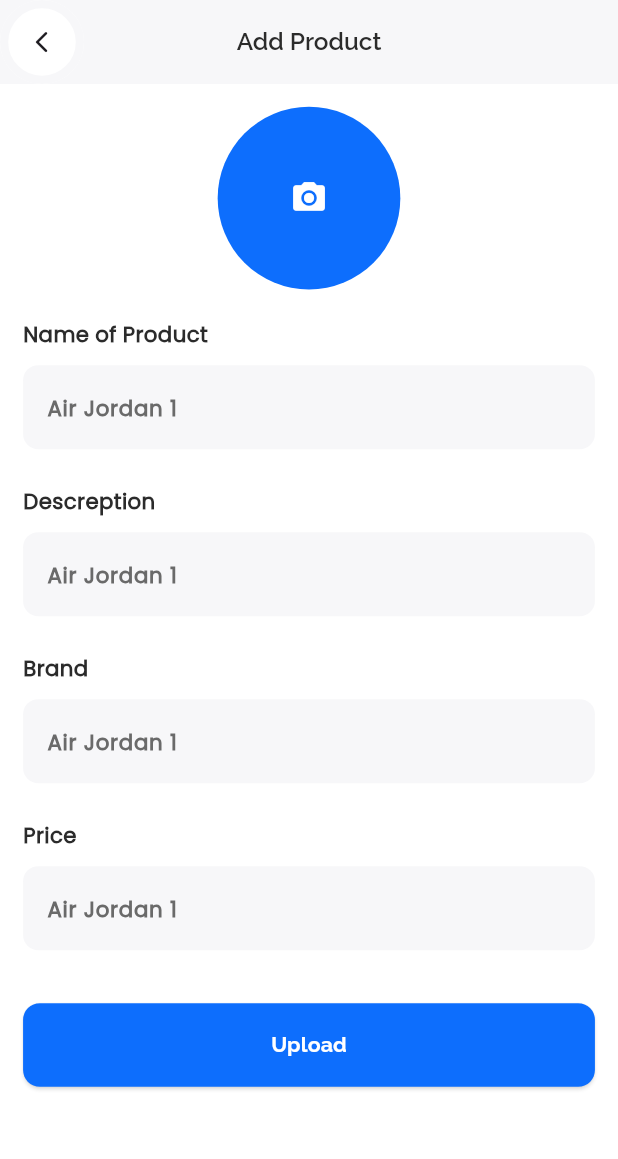
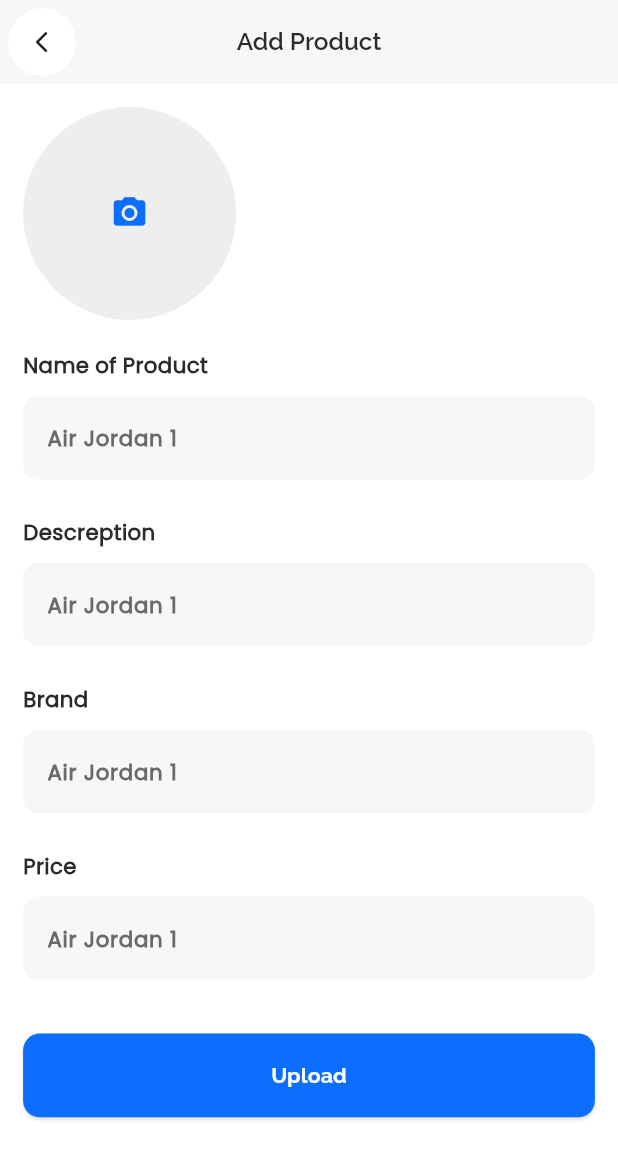
Before and after one commit to mostafa1255/Nike_Vendors_App, a Flutter app: the AddProductScreen screen opened directly, on a phone screen of 412 x 824 dp. Shown: the top 1159 px of the screen. Run offline on Flutter 3.47's test engine with Material 3 defaults, Android fonts, the phone set to English and light mode, and no system bars; our stand-ins replace auto_size_text, bloc, cloud_firestore, dartz, firebase_auth, firebase_core and 7 more; accounts and stored records are empty.

Commit message:
create Product Cubit and custom the bottom Sheet for take Image

```diff
--- a/lib/app/core/constants.dart
+++ b/lib/app/core/constants.dart
@@ -2,5 +2,6 @@
   static const String relwayFamily = "Raleway";
   static const String popinsFamily = "Poppins";
   static const String alfaSlabOne = "AlfaSlabOne";
-  static String? imageUrl;
+  static String? vendorImageUrl;
+  static String? productImageUrl;
 }
--- /dev/null
+++ b/lib/app/data/Cubits/product_Cubit/product_state.dart
@@ -0,0 +1,40 @@
+part of 'product_cubit.dart';
+
+@immutable
+sealed class ProductState {}
+
+final class ProductInitial extends ProductState {}
+
+class UserInfoUploadedLoading extends ProductState {}
+
+class UserInfoUploadedSuccsess extends ProductState {}
+
+class UserInfoUploadedFaliure extends ProductState {
+  final String errMessage;
+
+  UserInfoUploadedFaliure({required this.errMessage});
+}
+
+class ImageSelectedSuccsess extends ProductState {}
+
+class ImageSelectedFaliure extends ProductState {
+  final String errMessage;
+
+  ImageSelectedFaliure({required this.errMessage});
+}
+
+class ImageSelectedLoading extends ProductState {}
+
+class ImageUploadedLoading extends ProductState {}
+
+class ImageUploadedSuccsess extends ProductState {
+  final String imageUrl;
+
+  ImageUploadedSuccsess({required this.imageUrl});
+}
+
+class ImageUploadedFaliure extends ProductState {
+  final String errMessage;
+
+  ImageUploadedFaliure({required this.errMessage});
+}
--- a/lib/app/router/app_router.dart
+++ b/lib/app/router/app_router.dart
@@ -27,7 +27,7 @@
     routes: [
       GoRoute(
         path: initial,
-        builder: (context, state) => HomeScreen(),
+        builder: (context, state) => AddProductScreen(),
       ),
       /*  GoRoute(
         path: pageview,
--- a/lib/app/views/screens/Add_Product_Screen/add_Product_Screen.dart
+++ b/lib/app/views/screens/Add_Product_Screen/add_Product_Screen.dart
@@ -1,4 +1,7 @@
 import 'package:flutter/material.dart';
+import 'package:nike_app_vendors/app/core/tools/reg_imp.dart';
+import 'package:nike_app_vendors/app/data/Cubits/product_Cubit/product_cubit.dart';
+import 'package:nike_app_vendors/app/data/repos/vendor_Repo/vendor_Repo_Impl.dart';
 import 'package:nike_app_vendors/app/views/widgets/customAppBar.dart';
 import 'widgets/AddProductScreenBody.dart';
 
@@ -15,7 +18,10 @@
         iconData: Icons.add,
         onPressed1: () {},
       ),
-      body: const AddProductScreenBody(),
+      body: BlocProvider(
+        create: (context) => ProductCubit(VendroRepoImpl()),
+        child: const AddProductScreenBody(),
+      ),
     );
   }
 }
--- a/lib/app/views/screens/Add_Product_Screen/widgets/AddProductScreenBody.dart
+++ b/lib/app/views/screens/Add_Product_Screen/widgets/AddProductScreenBody.dart
@@ -1,16 +1,22 @@
-import 'package:flutter/material.dart';
-import 'package:flutter_screenutil/flutter_screenutil.dart';
+import 'package:nike_app_vendors/app/core/Functions/changePhotoBottomSheet.dart';
 import 'package:nike_app_vendors/app/core/styles/App_Colors.dart';
+import 'package:nike_app_vendors/app/data/Cubits/product_Cubit/product_cubit.dart';
+import 'package:nike_app_vendors/app/views/screens/auth/register_screen/register_screen.dart';
 import 'package:nike_app_vendors/app/views/widgets/CustomTextFormField.dart';
 import 'package:nike_app_vendors/app/views/widgets/VsizedBox.dart';
 import 'package:nike_app_vendors/app/views/widgets/customMainButton.dart';
+import '../../../../core/Functions/Snack_Bar.dart';
+import '../../../../core/constants.dart';
 import '../../../../core/styles/text_Style.dart';
+import '../../../../core/tools/reg_imp.dart';
+import '../../auth/widgets/CustomCircleAvatarRegisterScreen.dart';
 
 class AddProductScreenBody extends StatelessWidget {
   const AddProductScreenBody({super.key});
 
   @override
   Widget build(BuildContext context) {
+    final pCubit = BlocProvider.of<ProductCubit>(context);
     return SafeArea(
         child: Padding(
       padding: EdgeInsets.only(top: 15.h, left: 14.w, right: 14.w),
@@ -18,18 +24,60 @@
           child: Column(
         crossAxisAlignment: CrossAxisAlignment.start,
         children: [
-          Center(
-            child: CircleAvatar(
-              radius: 60.r,
-              backgroundColor: AppColors.kPrimaryColor,
-              child: IconButton(
-                  onPressed: () {},
-                  icon: Icon(
-                    Icons.camera_alt,
-                    color: Colors.white,
-                    size: 25.sp,
+          BlocBuilder<ProductCubit, ProductState>(
+            builder: (context, state) {
+              if (state is ImageUploadedSuccsess) {
+                Constants.productImageUrl = state.imageUrl;
+                return CircleAvatar(
+                    radius: 70.r,
+                    backgroundColor: Colors.grey.shade300.withOpacity(0.55),
+                    backgroundImage: NetworkImage(state.imageUrl));
+              } else if (state is ImageUploadedLoading) {
+                return CircleAvatar(
+                  radius: 70.r,
+                  backgroundColor: Colors.grey.shade300.withOpacity(0.55),
+                  child: const Center(
+                      child: CircularProgressIndicator(
+                    color: AppColors.kPrimaryColor,
                   )),
-            ),
+                );
+              } else if (state is ImageUploadedFaliure) {
+                return CustomCircleAvatarRegisterScreen(
+                  onPressed: () {
+                    customsnackBar(context, state.errMessage, Colors.red);
+                    changePhotoBottomSheet(
+                      context: context,
+                      onPressed1: () => GoRouter.of(context).pop(),
+                      onPressed2: () async {
+                        await pCubit.getImageFromCameraAndUploadtoStorage();
+                        GoRouter.of(context).pop();
+                      },
+                      onPressed3: () async {
+                        await pCubit.getImageFromGalleryAndUploadtoStorage();
+                        GoRouter.of(context).pop();
+                      },
+                    );
+                  },
+                );
+              } else {
+                return CustomCircleAvatarRegisterScreen(
+                  onPressed: () {
+                    changePhotoBottomSheet(
+                      context: context,
+                      onPressed1: () => GoRouter.of(context).pop(),
+                      onPressed2: () async {
+                        await pCubit.getImageFromCameraAndUploadtoStorage();
+                        GoRouter.of(context).pop();
+                      },
+                      onPressed3: () async {
+                        await pCubit.getImageFromGalleryAndUploadtoStorage();
+                        GoRouter.of(context).pop();
+                      },
+                    );
+                  },
+                );
+              }
+            },
           ),
           const VsizedBox(height: 20),
           Text(
@@ -87,7 +135,11 @@
           CustomMainButton(
             color: AppColors.kPrimaryColor,
             txt: "Upload",
-            onPressed: () {},
+            onPressed: () {
+              Navigator.push(context, MaterialPageRoute(builder: (context) {
+                return RegisterScreen();
+              }));
+            },
             fcolorWhite: true,
             width: 375.w,
           )
--- a/lib/app/views/screens/auth/widgets/register_screenBody.dart
+++ b/lib/app/views/screens/auth/widgets/register_screenBody.dart
@@ -58,14 +58,14 @@
             color: AppColors.kPrimaryColor,
             onPressed: () async {
               if (GlobalKeys.riKey2.currentState!.validate()) {
-                if (Constants.imageUrl != null) {
-                  print(Constants.imageUrl);
+                if (Constants.vendorImageUrl != null) {
+                  print(Constants.vendorImageUrl);
                   await BlocProvider.of<RegisterCubit>(context)
                       .signUpwithEmailandPassword(
                     context: context,
                     latitude: "5",
                     longitude: "120",
-                    vendorImageUrl: Constants.imageUrl!,
+                    vendorImageUrl: Constants.vendorImageUrl!,
                     phoneNumber: cubitRead.phoneController.text,
                     name: cubitRead.nameController.text,
                     email: cubitRead.emailController.text,
--- a/lib/app/views/screens/edit_perconal_Info_Screen/widgets/EditProfileScreenBody.dart
+++ b/lib/app/views/screens/edit_perconal_Info_Screen/widgets/EditProfileScreenBody.dart
@@ -38,7 +38,10 @@
                 const VsizedBox(height: 4),
                 GestureDetector(
                   onTap: () {
-                    changePhotoBottomSheet(context);
+                    changePhotoBottomSheet(
+                      context: context,
+                      onPressed1: () => GoRouter.of(context).pop(),
+                    );
                   },
                   child: Text(
                     "Change Profile Picture",
```
Also changed, not shown: lib/app/core/Functions/changePhotoBottomSheet.dart (+7 -16 lines), lib/app/data/Cubits/product_Cubit/product_cubit.dart (added, +43 -0 lines), lib/app/views/screens/auth/widgets/VendorImageBlocBuilder.dart (+27 -3 lines).
